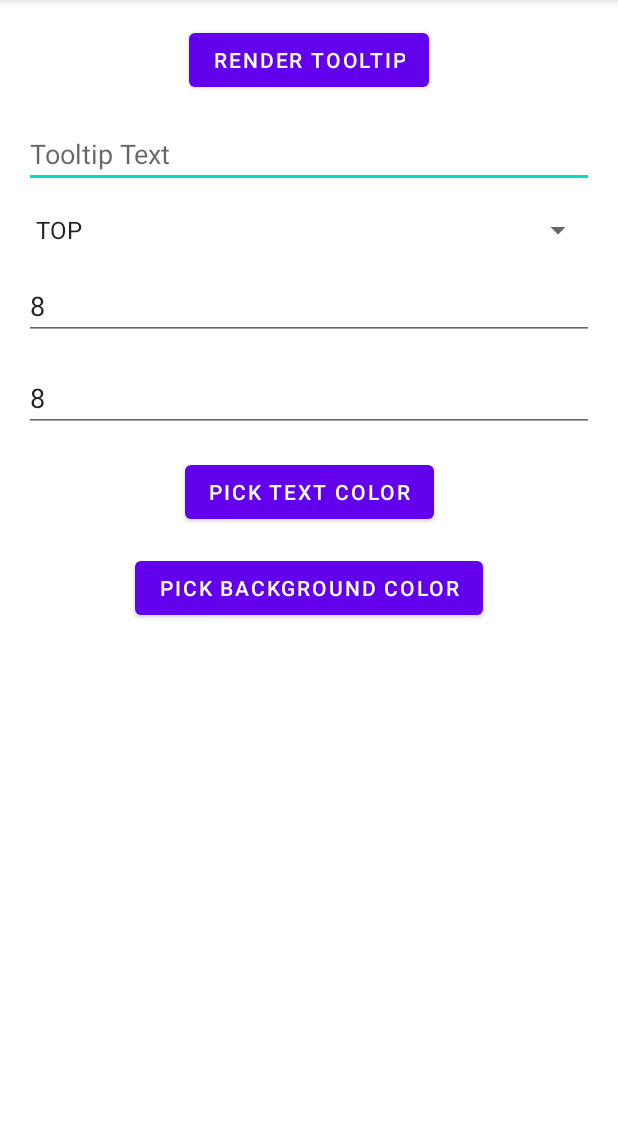
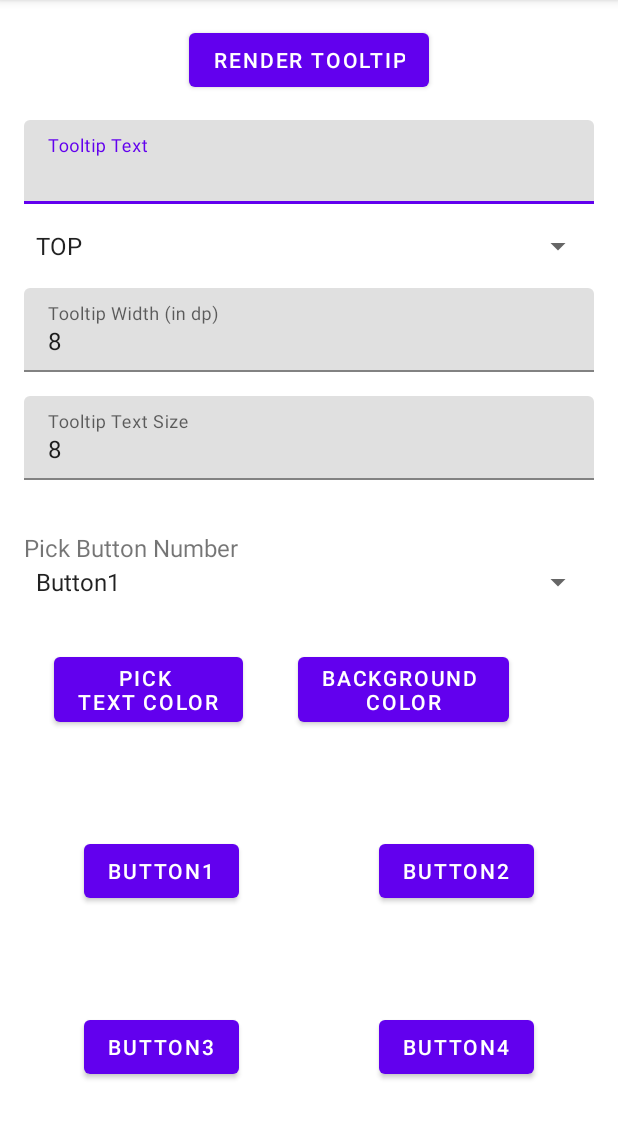
Before and after one commit to rishuyadav/tooltip_task, an Android app: the screen it shows after launch (MainActivity), on a phone screen of 412 x 824 dp, the part 84-1223 px from its top. Run offline under Robolectric (Android 15) with nearby library versions, the phone set to English and light mode, and no system bars; our stand-ins replace Room's generated code; libraries missing offline, so code that uses them is left out: com.github.dhaval2404.colorpicker.

Commit message:
Git feat: added room database for storing tooltip properties
Signed-off-by: Rishu Yadav <rishuss1212@gmail.com>

```diff
--- a/app/src/main/java/com/example/tooltip_task/CutomTooltip.kt
+++ b/app/src/main/java/com/example/tooltip_task/CutomTooltip.kt
@@ -69,4 +69,9 @@ class CustomTooltip(private val context: Context) {
         popupWindow.showAtLocation(targetView, Gravity.NO_GRAVITY, xOffset, yOffset)
     }
 
+    fun dismissTooltip() {
+            popupWindow.dismiss()
+
+    }
+
 }
--- a/app/src/main/java/com/example/tooltip_task/MainActivity.kt
+++ b/app/src/main/java/com/example/tooltip_task/MainActivity.kt
@@ -1,14 +1,17 @@
 package com.example.tooltip_task
-
+import android.content.Intent
 import android.graphics.Color
 import android.os.Bundle
-import android.view.View
 import android.widget.ArrayAdapter
 import androidx.appcompat.app.AppCompatActivity
+import androidx.lifecycle.lifecycleScope
+import com.example.tooltip_task.data.TooltipConfiguration
+import com.example.tooltip_task.data.TooltipDatabase
 import com.example.tooltip_task.databinding.ActivityMainBinding
 import com.github.dhaval2404.colorpicker.MaterialColorPickerDialog
 import com.github.dhaval2404.colorpicker.model.ColorShape
 import com.github.dhaval2404.colorpicker.model.ColorSwatch
+import kotlinx.coroutines.launch
 
 class MainActivity : AppCompatActivity() {
 
@@ -19,14 +22,29 @@ class MainActivity : AppCompatActivity() {
     private var selectedBackgroundColor: Int = Color.WHITE // Default background color
     private var isPickingTextColor: Boolean = true
 
+    private lateinit var tooltipDatabase: TooltipDatabase
+
+    private fun navigateToPreviewActivity() {
+        val intent = Intent(this, PreviewActivity::class.java)
+        startActivity(intent)
+    }
+
     override fun onCreate(savedInstanceState: Bundle?) {
         super.onCreate(savedInstanceState)
         binding = ActivityMainBinding.inflate(layoutInflater)
         val view = binding.root
         setContentView(view)
 
+        tooltipDatabase = TooltipDatabase.getDatabase(this)
+
+
+        val buttonNames = arrayOf("Button1", "Button2", "Button3", "Button4","Buttton5")
+
+        val spinnerAdapter2 = ArrayAdapter(this, android.R.layout.simple_spinner_item, buttonNames)
+        spinnerAdapter2.setDropDownViewResource(android.R.layout.simple_spinner_dropdown_item)
+        binding.spinnerSelectButton.adapter = spinnerAdapter2
+
         customTooltip = CustomTooltip(this)
-        val targetButton: View = findViewById(R.id.buttonRenderTooltip)
 
         val positions = arrayOf("TOP", "RIGHT", "BOTTOM", "LEFT")
         val spinnerAdapter = ArrayAdapter(this, android.R.layout.simple_spinner_item, positions)
@@ -34,6 +52,7 @@ class MainActivity : AppCompatActivity() {
         binding.spinnerTooltipPosition.adapter = spinnerAdapter
 
         binding.buttonRenderTooltip.setOnClickListener {
+            val selectedButtonIndex = binding.spinnerSelectButton.selectedItemPosition
             val tooltipText = binding.editTextTooltipText.text.toString()
             val position = when (binding.spinnerTooltipPosition.selectedItemPosition) {
                 0 -> CustomTooltip.TooltipPosition.TOP
@@ -49,9 +68,22 @@ class MainActivity : AppCompatActivity() {
             customTooltip.tooltipText.textSize = textSize
             customTooltip.tooltipText.setTextColor(selectedTextColor)
             customTooltip.tooltipView.setBackgroundColor(selectedBackgroundColor)
-             // Set background color
-            customTooltip.showTooltip(targetButton, position)
-            customTooltip.popupWindow.width = tooltipWidth
+
+            // Save the tooltip configuration to the database
+            val tooltipConfiguration = TooltipConfiguration(
+                buttonIndex = selectedButtonIndex,
+                tooltipText = tooltipText,
+                tooltipPosition = position.name,
+                tooltipWidth = tooltipWidth,
+                textSize = textSize,
+                textColor = selectedTextColor,
+                backgroundColor = selectedBackgroundColor
+            )
+
+            lifecycleScope.launch {
+                tooltipDatabase.tooltipDao().insertTooltipConfiguration(tooltipConfiguration)
+            }
+            navigateToPreviewActivity()
         }
 
         binding.buttonTextColorPicker.setOnClickListener {
--- /dev/null
+++ b/app/src/main/java/com/example/tooltip_task/data/TooltipDao.kt
@@ -0,0 +1,17 @@
+package com.example.tooltip_task.data
+
+
+import androidx.room.Dao
+import androidx.room.Insert
+import androidx.room.OnConflictStrategy
+import androidx.room.Query
+
+@Dao
+interface TooltipDao {
+
+    @Insert(onConflict = OnConflictStrategy.REPLACE)
+    suspend fun insertTooltipConfiguration(configuration: TooltipConfiguration)
+
+    @Query("SELECT * FROM tooltip_configurations")
+    suspend fun getAllTooltipConfigurations(): List<TooltipConfiguration>
+}
--- /dev/null
+++ b/app/src/main/java/com/example/tooltip_task/data/TooltipDatabase.kt
@@ -0,0 +1,29 @@
+package com.example.tooltip_task.data
+
+import android.content.Context
+import androidx.room.Database
+import androidx.room.Room
+import androidx.room.RoomDatabase
+
+@Database(entities = [TooltipConfiguration::class], version = 1, exportSchema = false)
+abstract class TooltipDatabase : RoomDatabase() {
+
+    abstract fun tooltipDao(): TooltipDao
+
+    companion object {
+        @Volatile
+        private var INSTANCE: TooltipDatabase? = null
+
+        fun getDatabase(context: Context): TooltipDatabase {
+            return INSTANCE ?: synchronized(this) {
+                val instance = Room.databaseBuilder(
+                    context.applicationContext,
+                    TooltipDatabase::class.java,
+                    "tooltip_database"
+                ).build()
+                INSTANCE = instance
+                instance
+            }
+        }
+    }
+}
--- a/app/src/main/res/layout/activity_main.xml
+++ b/app/src/main/res/layout/activity_main.xml
@@ -8,7 +8,7 @@
     android:padding="16dp"
     tools:context=".MainActivity">
 
-    <Button
+    <com.google.android.material.button.MaterialButton
         android:id="@+id/buttonRenderTooltip"
         android:layout_width="wrap_content"
         android:layout_height="wrap_content"
@@ -18,67 +18,149 @@
         app:layout_constraintEnd_toEndOf="parent"
         android:layout_marginBottom="16dp"/>
 
-    <EditText
-        android:id="@+id/editTextTooltipText"
+    <com.google.android.material.textfield.TextInputLayout
+        android:id="@+id/textInputLayoutTooltipText"
         android:layout_width="0dp"
         android:layout_height="wrap_content"
         android:hint="Tooltip Text"
         app:layout_constraintTop_toBottomOf="@id/buttonRenderTooltip"
         app:layout_constraintStart_toStartOf="parent"
         app:layout_constraintEnd_toEndOf="parent"
-        android:layout_marginTop="16dp"/>
+        android:layout_marginTop="16dp">
+
+        <com.google.android.material.textfield.TextInputEditText
+            android:id="@+id/editTextTooltipText"
+            android:layout_width="match_parent"
+            android:layout_height="wrap_content"/>
+    </com.google.android.material.textfield.TextInputLayout>
 
     <Spinner
         android:id="@+id/spinnerTooltipPosition"
         android:layout_width="0dp"
         android:layout_height="wrap_content"
-        app:layout_constraintTop_toBottomOf="@id/editTextTooltipText"
+        app:layout_constraintTop_toBottomOf="@id/textInputLayoutTooltipText"
         app:layout_constraintStart_toStartOf="parent"
         app:layout_constraintEnd_toEndOf="parent"
         android:layout_marginTop="16dp"/>
 
-    <EditText
-        android:id="@+id/editTextTooltipWidth"
+    <com.google.android.material.textfield.TextInputLayout
+        android:id="@+id/textInputLayoutTooltipWidth"
         android:layout_width="0dp"
         android:layout_height="wrap_content"
-        android:text="8"
         android:hint="Tooltip Width (in dp)"
-        android:inputType="number"
         app:layout_constraintTop_toBottomOf="@id/spinnerTooltipPosition"
         app:layout_constraintStart_toStartOf="parent"
         app:layout_constraintEnd_toEndOf="parent"
-        android:layout_marginTop="16dp"/>
+        android:layout_marginTop="16dp">
 
-    <EditText
-        android:id="@+id/editTextTextSize"
+        <com.google.android.material.textfield.TextInputEditText
+            android:id="@+id/editTextTooltipWidth"
+            android:layout_width="match_parent"
+            android:layout_height="wrap_content"
+            android:inputType="number"
+            android:text="8"/>
+    </com.google.android.material.textfield.TextInputLayout>
+
+    <com.google.android.material.textfield.TextInputLayout
+        android:id="@+id/textInputLayoutTextSize"
         android:layout_width="0dp"
         android:layout_height="wrap_content"
-        android:text="8"
         android:hint="Tooltip Text Size"
-        android:inputType="number"
-        app:layout_constraintTop_toBottomOf="@id/editTextTooltipWidth"
+        app:layout_constraintTop_toBottomOf="@id/textInputLayoutTooltipWidth"
         app:layout_constraintStart_toStartOf="parent"
         app:layout_constraintEnd_toEndOf="parent"
-        android:layout_marginTop="16dp"/>
+        android:layout_marginTop="16dp">
 
-    <Button
+        <com.google.android.material.textfield.TextInputEditText
+            android:id="@+id/editTextTextSize"
+            android:layout_width="match_parent"
+            android:layout_height="wrap_content"
+            android:inputType="number"
+            android:text="8"/>
+    </com.google.android.material.textfield.TextInputLayout>
+
+    <com.google.android.material.button.MaterialButton
         android:id="@+id/buttonTextColorPicker"
         android:layout_width="wrap_content"
         android:layout_height="wrap_content"
-        android:text="Pick Text Color"
-        app:layout_constraintTop_toBottomOf="@id/editTextTextSize"
+        android:layout_marginStart="20dp"
+        android:layout_marginTop="112dp"
+        android:text="Pick \nText Color"
+        app:layout_constraintEnd_toEndOf="parent"
+        app:layout_constraintHorizontal_bias="0.0"
         app:layout_constraintStart_toStartOf="parent"
-        app:layout_constraintEnd_toEndOf="parent"
-        android:layout_marginTop="16dp"/>
+        app:layout_constraintTop_toBottomOf="@id/textInputLayoutTextSize" />
 
-    <Button
+    <com.google.android.material.button.MaterialButton
         android:id="@+id/buttonBackgroundColorPicker"
         android:layout_width="wrap_content"
         android:layout_height="wrap_content"
-        android:text="Pick Background Color"
-        app:layout_constraintTop_toBottomOf="@id/buttonTextColorPicker"
+        android:layout_marginEnd="20dp"
+        android:text="Background \nColor"
+        app:layout_constraintEnd_toEndOf="parent"
+        app:layout_constraintStart_toEndOf="@+id/buttonTextColorPicker"
+        app:layout_constraintTop_toBottomOf="@+id/spinnerSelectButton"
+        app:layout_constraintTop_toTopOf="@id/buttonTextColorPicker" />
+
+    <com.google.android.material.textview.MaterialTextView
+        android:id="@+id/textViewPickButtonNumber"
+        android:layout_width="0dp"
+        android:layout_height="wrap_content"
+        android:text="Pick Button Number"
+        android:textSize="16sp"
+        app:layout_constraintBottom_toTopOf="@+id/spinnerSelectButton"
+        app:layout_constraintEnd_toEndOf="parent"
+        app:layout_constraintHorizontal_bias="0.0"
+        app:layout_constraintStart_toStartOf="parent" />
+
+    <Spinner
+        android:id="@+id/spinnerSelectButton"
+        android:layout_width="0dp"
+        android:layout_height="wrap_content"
+        android:layout_marginTop="56dp"
+        app:layout_constraintEnd_toEndOf="parent"
         app:layout_constraintStart_toStartOf="parent"
+        app:layout_constraintTop_toBottomOf="@+id/textInputLayoutTextSize" />
+
+    <Button
+        android:id="@+id/button6"
+        android:layout_width="wrap_content"
+        android:layout_height="wrap_content"
+        android:layout_marginStart="40dp"
+        android:text="Button1"
+        app:layout_constraintBottom_toTopOf="@+id/button8"
+        app:layout_constraintStart_toStartOf="parent"
+        app:layout_constraintTop_toBottomOf="@+id/buttonBackgroundColorPicker" />
+
+    <Button
+        android:id="@+id/button7"
+        android:layout_width="wrap_content"
+        android:layout_height="wrap_content"
+        android:layout_marginEnd="40dp"
+        android:text="Button2"
+        app:layout_constraintBottom_toTopOf="@+id/button9"
         app:layout_constraintEnd_toEndOf="parent"
-        android:layout_marginTop="16dp"/>
+        app:layout_constraintTop_toBottomOf="@+id/buttonBackgroundColorPicker" />
+
+    <Button
+        android:id="@+id/button8"
+        android:layout_width="wrap_content"
+        android:layout_height="wrap_content"
+        android:layout_marginStart="40dp"
+        android:layout_marginBottom="30dp"
+        android:text="Button3"
+        app:layout_constraintBottom_toBottomOf="parent"
+        app:layout_constraintStart_toStartOf="parent" />
+
+    <Button
+        android:id="@+id/button9"
+        android:layout_width="wrap_content"
+        android:layout_height="wrap_content"
+        android:layout_marginEnd="40dp"
+        android:layout_marginBottom="30dp"
+        android:text="Button4"
+        app:layout_constraintBottom_toBottomOf="parent"
+        app:layout_constraintEnd_toEndOf="parent" />
+
 
 </androidx.constraintlayout.widget.ConstraintLayout>
--- a/app/src/main/res/layout/layout_tooltip.xml
+++ b/app/src/main/res/layout/layout_tooltip.xml
@@ -3,7 +3,7 @@
     android:layout_width="wrap_content"
     android:layout_height="wrap_content"
     android:background="@drawable/tooltip_background"
-    android:padding="16dp">
+    android:padding="5dp">
 
     <TextView
         android:id="@+id/customTooltipText"
--- a/app/src/main/res/values/dimens.xml
+++ b/app/src/main/res/values/dimens.xml
@@ -1,7 +1,7 @@
 <?xml version="1.0" encoding="utf-8"?>
 <resources>
 <dimen name="tooltip_padding">16dp</dimen>
-<dimen name="tooltip_corner_radius">8dp</dimen>
+<dimen name="tooltip_corner_radius">10dp</dimen>
 <dimen name="tooltip_arrow_width">16dp</dimen>
 <dimen name="tooltip_arrow_height">8dp</dimen>
 <dimen name="tooltip_text_size">14sp</dimen>
--- a/build.gradle
+++ b/build.gradle
@@ -2,5 +2,5 @@
 plugins {
     id 'com.android.application' version '7.3.1' apply false
     id 'com.android.library' version '7.3.1' apply false
-    id 'org.jetbrains.kotlin.android' version '1.7.20' apply false
+    id 'org.jetbrains.kotlin.android' version '1.8.0' apply false
 }
```
Also changed, not shown: app/build.gradle (+17 -0 lines), app/src/main/java/com/example/tooltip_task/Preview.kt (+42 -25 lines), app/src/main/java/com/example/tooltip_task/data/TooltipConfiguration.kt (added, +16 -0 lines).
